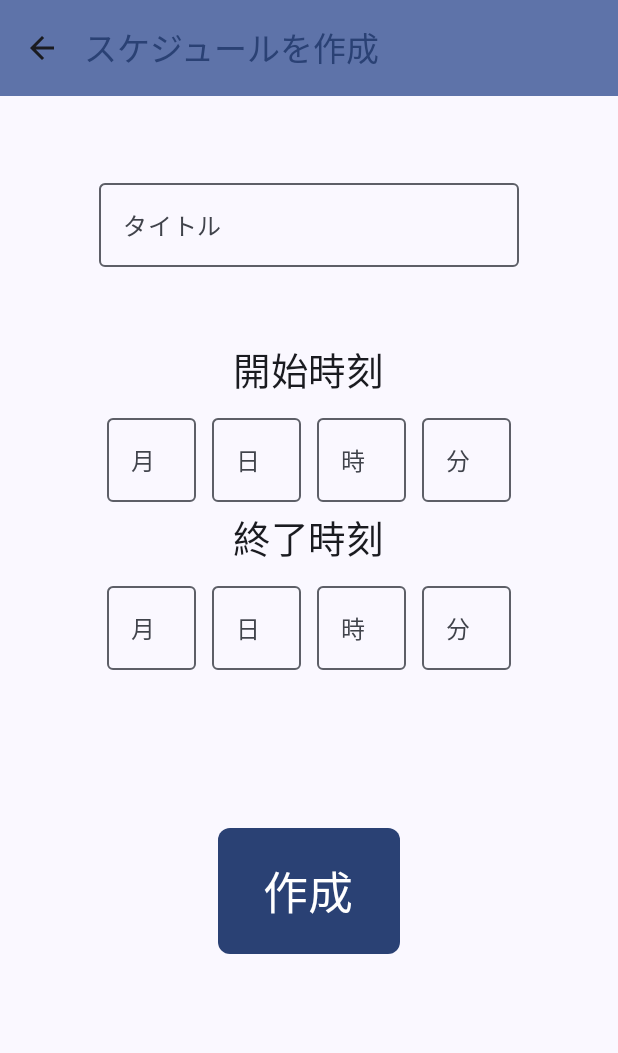
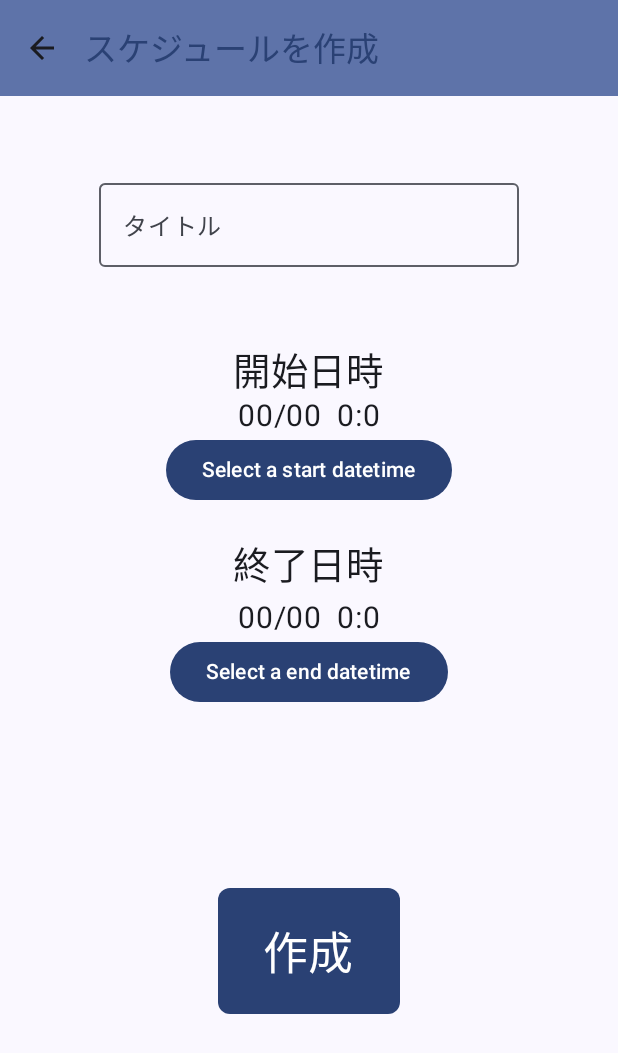
Before and after one commit to shizukanaoki/Yulbo, an Android app built with Jetpack Compose: the CreateScreen screen opened through its navigation route, on a phone screen of 412 x 824 dp. Shown: the top 1053 px of the screen. Run offline under Robolectric (Android 15) with nearby library versions, the phone set to English and light mode, and no system bars.

Commit message:
add datetime picker

```diff
--- a/app/src/main/java/com/example/yulbo/ui/YulboViewModel.kt
+++ b/app/src/main/java/com/example/yulbo/ui/YulboViewModel.kt
@@ -94,7 +94,7 @@ class YulboViewModel : ViewModel() {
         val myScheduleItems = scheduleItems.filter { scheduleItem -> scheduleItem.userId == 1 }
         val result = mutableListOf<CandidateItem>();
         othersScheduleItems.forEach { othersScheduleItem ->
-            myScheduleItems.forEach {myScheduleItem ->
+            myScheduleItems.forEach { myScheduleItem ->
                 if (
                     othersScheduleItem.startDatetime == myScheduleItem.startDatetime &&
                     othersScheduleItem.endDateTime == myScheduleItem.endDateTime
@@ -106,15 +106,8 @@ class YulboViewModel : ViewModel() {
                     result.add(candidateItem)
                 }
             }
-            return result
         }
-
-        return listOf(
-            CandidateItem(
-                myScheduleItem = scheduleItems[0],
-                matchedScheduleItem = scheduleItems[2]
-            )
-        )
+        return result
     }
 }
 
--- a/app/src/main/java/com/example/yulbo/ui/screens/CreateScreen.kt
+++ b/app/src/main/java/com/example/yulbo/ui/screens/CreateScreen.kt
@@ -1,11 +1,14 @@
 package com.example.yulbo.ui.screens
 
+import android.app.DatePickerDialog
+import android.app.TimePickerDialog
+import android.widget.DatePicker
+import androidx.compose.foundation.layout.Arrangement
 import androidx.compose.foundation.layout.Column
 import androidx.compose.foundation.layout.PaddingValues
 import androidx.compose.foundation.layout.Row
 import androidx.compose.foundation.layout.fillMaxWidth
 import androidx.compose.foundation.layout.padding
-import androidx.compose.foundation.layout.width
 import androidx.compose.material.icons.Icons
 import androidx.compose.material.icons.filled.ArrowBack
 import androidx.compose.material3.Button
@@ -25,8 +28,10 @@ import androidx.compose.runtime.remember
 import androidx.compose.runtime.setValue
 import androidx.compose.ui.Alignment
 import androidx.compose.ui.Modifier
+import androidx.compose.ui.platform.LocalContext
 import androidx.compose.ui.unit.dp
 import androidx.compose.ui.unit.sp
+import java.util.Calendar
 
 @OptIn(ExperimentalMaterial3Api::class)
 @Composable
@@ -45,15 +50,55 @@ fun CreateScreen(
     ) -> Unit
 )
 {
+    val context = LocalContext.current
+    val calendar = Calendar.getInstance()
+
+    var smonth by remember { mutableStateOf(0) }
+    var sday by remember { mutableStateOf(0) }
+    var shour by remember { mutableStateOf(0) }
+    var smini by remember { mutableStateOf(0) }
+    var emonth by remember { mutableStateOf(0) }
+    var eday by remember { mutableStateOf(0) }
+    var ehour by remember { mutableStateOf(0) }
+    var emini by remember { mutableStateOf(0) }
+
+    // timePicker
+    val startTimePicker = TimePickerDialog(
+        context,
+        { _, selectedHour: Int, selectedMinute: Int ->
+            shour = selectedHour
+            smini = selectedMinute
+        }, calendar[Calendar.HOUR_OF_DAY], calendar[Calendar.MINUTE], false
+    )
+    val endTimePicker = TimePickerDialog(
+        context,
+        { _, selectedHour: Int, selectedMinute: Int ->
+            ehour = selectedHour
+            emini = selectedMinute
+        }, calendar[Calendar.HOUR_OF_DAY], calendar[Calendar.MINUTE], false
+    )
+    // datePicker
+    val startDatePicker = DatePickerDialog(
+        context,
+        { _: DatePicker, selectedYear: Int, selectedMonth: Int, selectedDayOfMonth: Int ->
+            smonth = selectedMonth
+            sday = selectedDayOfMonth
+            startTimePicker.show()
+        }, calendar[Calendar.YEAR], calendar[Calendar.MONTH], calendar[Calendar.DAY_OF_MONTH]
+    )
+    startDatePicker.datePicker.minDate = calendar.timeInMillis
+    val endDatePicker = DatePickerDialog(
+        context,
+        { _: DatePicker, selectedYear: Int, selectedMonth: Int, selectedDayOfMonth: Int ->
+            emonth = selectedMonth
+            eday = selectedDayOfMonth
+            endTimePicker.show()
+        }, calendar[Calendar.YEAR], calendar[Calendar.MONTH], calendar[Calendar.DAY_OF_MONTH]
+    )
+    endDatePicker.datePicker.minDate = calendar.timeInMillis
+
     var title by remember { mutableStateOf("") }
-    var smonth by remember { mutableStateOf("") }
-    var sday by remember { mutableStateOf("") }
-    var shour by remember { mutableStateOf("") }
-    var smini by remember { mutableStateOf("") }
-    var emonth by remember { mutableStateOf("") }
-    var eday by remember { mutableStateOf("") }
-    var ehour by remember { mutableStateOf("") }
-    var emini by remember { mutableStateOf("") }
+
     Scaffold(
         topBar = {
             TopAppBar(
@@ -74,91 +119,89 @@ fun CreateScreen(
                 },
             )
         },
-    ) { innerPadding ->
-
-
+    )
+    { innerPadding ->
         Column (
             modifier = Modifier
                 .fillMaxWidth()
                 .padding(innerPadding),
             horizontalAlignment = Alignment.CenterHorizontally,
-    ) {
+        )
+        {
             OutlinedTextField(
                 value = title,
                 onValueChange = { title = it },
                 label = { Text(text = "タイトル") },
                 modifier = Modifier.padding(50.dp)
             )
-        Text(text = "開始時刻", fontSize = 25.sp)
+            Column(
+                verticalArrangement = Arrangement.Center,
+                horizontalAlignment = Alignment.CenterHorizontally
+            ) {
+                Text(text = "開始日時", fontSize = 25.sp)
                 Row {
-            OutlinedTextField(
-                value = smonth,
-                onValueChange = { smonth = it },
-                label = { Text(text = "月") },
-                modifier = Modifier
-                    .width(70.dp)
-                    .padding(5.dp)
+                    Text(
+                        text = if (
+                            smonth != 0 && sday != 0
+                        ) {
+                            "$smonth/$sday"
+                        } else {
+                            "00/00"
+                        },
+                        modifier = Modifier.padding(end = 10.dp),
+                        fontSize = 20.sp,
                     )
-            OutlinedTextField(
-                value = sday,
-                onValueChange = { sday = it },
-                label = { Text(text = "日") },
-                modifier = Modifier
-                    .width(70.dp)
-                    .padding(5.dp)
-            )
-            OutlinedTextField(
-                value = shour,
-                onValueChange = { shour = it },
-                label = { Text(text = "時") },
-                modifier = Modifier
-                    .width(70.dp)
-                    .padding(5.dp)
-            )
-            OutlinedTextField(
-                value = smini,
-                onValueChange = { smini = it },
-                label = { Text(text = "分") },
-                modifier = Modifier
-                    .width(70.dp)
-                    .padding(5.dp)
+                    Text(
+                        text = "$shour:$smini",
+                        fontSize = 20.sp,
                     )
                 }
-        Text(text = "終了時刻", fontSize = 25.sp)
-        Row {
-            OutlinedTextField(
-                value = emonth,
-                onValueChange = { emonth = it },
-                label = { Text(text = "月") },
-                modifier = Modifier
-                    .width(70.dp)
-                    .padding(5.dp)
+                Button(
+                    onClick = {
+                        startDatePicker.show()
+                    }
+                ) {
+                    Text(text = "Select a start datetime")
+                }
+            }
+            Column(
+                verticalArrangement = Arrangement.Center,
+                horizontalAlignment = Alignment.CenterHorizontally,
+                modifier = Modifier.padding(20.dp)
+            ) {
+                Text(
+                    text = "終了日時",
+                    fontSize = 25.sp,
+                    modifier = Modifier.padding(bottom = 5.dp)
                 )
-            OutlinedTextField(
-                value = eday,
-                onValueChange = { eday = it },
-                label = { Text(text = "日") },
-                modifier = Modifier
-                    .width(70.dp)
-                    .padding(5.dp)
+                Row(
+
+                ) {
+                    Text(
+                        text = if (
+                            emonth != 0 && eday != 0
+                        ) {
+                            "$emonth/$eday"
+                        } else {
+                            "00/00"
+                        },
+                        fontSize = 20.sp,
+                        modifier = Modifier.padding(end = 10.dp),
                     )
-            OutlinedTextField(
-                value = ehour,
-                onValueChange = { ehour = it },
-                label = { Text(text = "時") },
-                modifier = Modifier
-                    .width(70.dp)
-                    .padding(5.dp)
-            )
-            OutlinedTextField(
-                value = emini,
-                onValueChange = { emini = it },
-                label = { Text(text = "分") },
-                modifier = Modifier
-                    .width(70.dp)
-                    .padding(5.dp)
+                    Text(
+                        text = "$ehour:$emini",
+                        fontSize = 20.sp
                     )
                 }
+                Button(
+                    onClick = {
+                        endDatePicker.show()
+                    }
+                ) {
+                    Text(text = "Select a end datetime")
+                }
+            }
+
             Button(
                 onClick = {
                     createSchedule(
```
Lines whose indentation alone changed are shown as unchanged.
